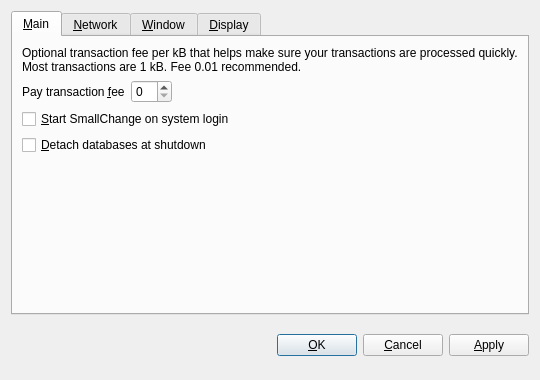
Before: the Qt Designer form src/qt/forms/optionsdialog.ui in coptercam/strongcoin, drawn with Qt 5.
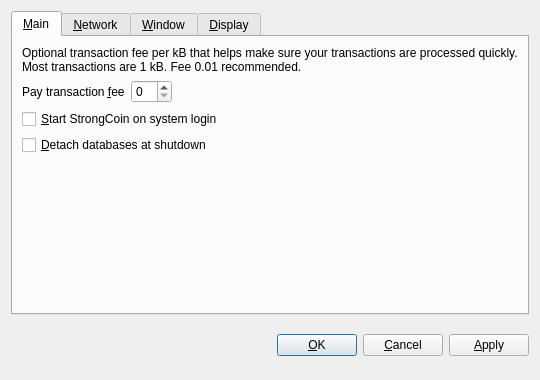
After: the same form once the commit is applied. The open tabs and pages were chosen to show the change. Custom widgets are drawn as their Qt base class.

What changed in the file:
```diff
--- a/src/qt/forms/optionsdialog.ui
+++ b/src/qt/forms/optionsdialog.ui
@@ -82,7 +82,7 @@
           <string>Automatically start SmallChange after logging in to the system.</string>
          </property>
          <property name="text">
-          <string>&amp;Start SmallChange on system login</string>
+          <string>&amp;Start StrongCoin on system login</string>
          </property>
         </widget>
        </item>
```
Left out of the diff: 10 changed lines with no effect on the pictures.
